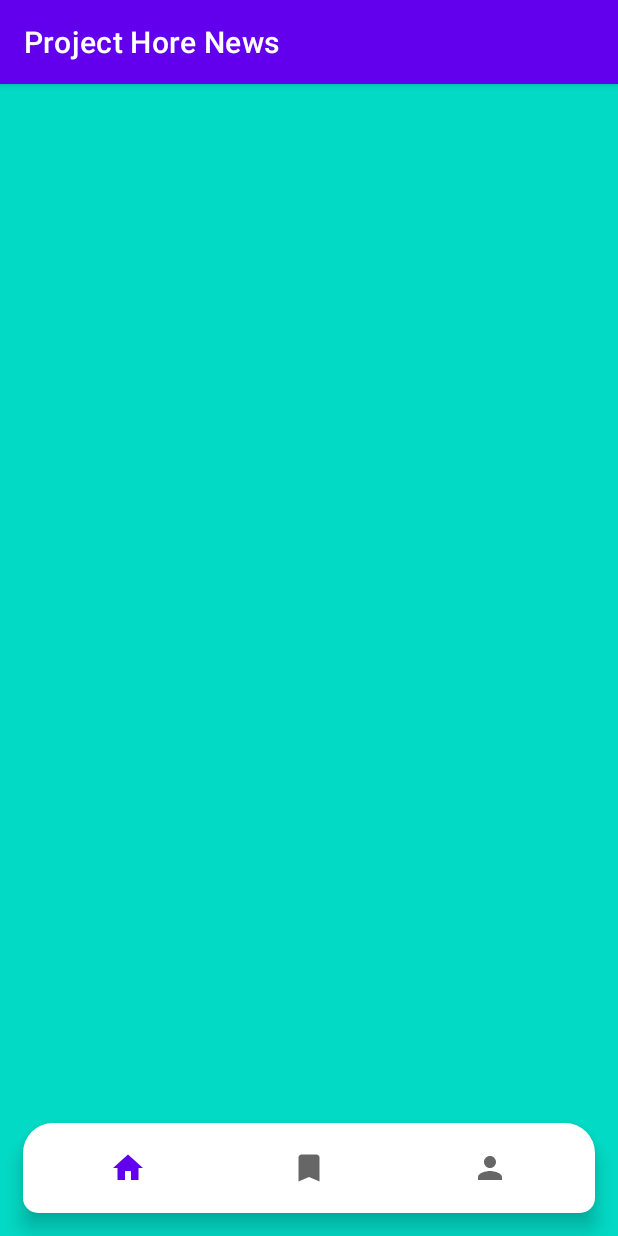
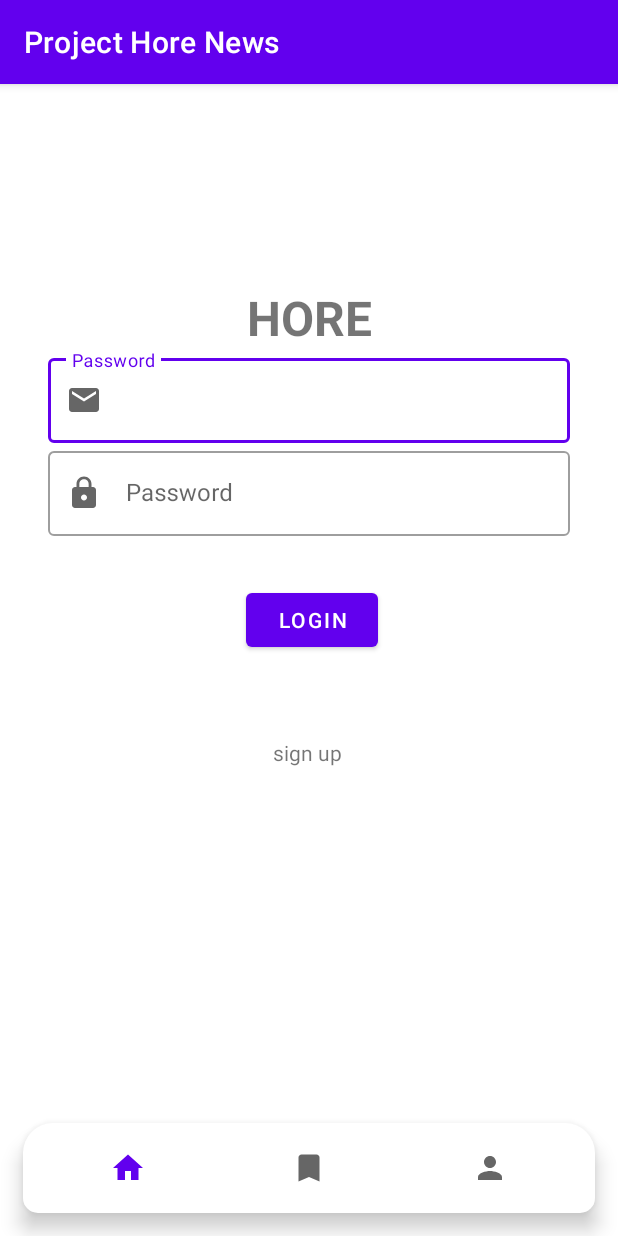
Before and after one commit to ShubhanCrypts/Project-Hore, an Android app: the screen it shows after launch (MainActivity), after a tap on "LOGIN", on a phone screen of 412 x 824 dp. Run offline under Robolectric (Android 15) with nearby library versions, the phone set to English and light mode, and no system bars; our stand-ins replace Firebase (no records; nobody signed in at launch, a user with empty details on screens opened directly), navigation-ui; network calls fail; 3 statements that could not run were skipped.

Commit message:
login register signout

```diff
--- a/app/src/main/java/com/cryptsproject/projecthorenews/ui/fragments/LoginFragment.kt
+++ b/app/src/main/java/com/cryptsproject/projecthorenews/ui/fragments/LoginFragment.kt
@@ -11,6 +11,9 @@ import androidx.navigation.fragment.findNavController
 import com.cryptsproject.projecthorenews.R
 //import com.cryptsproject.projecthorenews.databinding.FragmentLoginBinding
 import com.cryptsproject.projecthorenews.ui.MainActivity
+import com.google.firebase.auth.FirebaseAuth
+import com.google.firebase.auth.ktx.auth
+import com.google.firebase.ktx.Firebase
 import kotlinx.android.synthetic.main.fragment_login.*
 
 class LoginFragment : Fragment(R.layout.fragment_login) {
@@ -39,23 +42,32 @@ class LoginFragment : Fragment(R.layout.fragment_login) {
         super.onViewCreated(view, savedInstanceState)
 
 
-//        btnLogin.setOnClickListener {
-//            val intent = Intent(activity, MainActivity::class.java)
-//            startActivity(intent)
-//            activity?.finish()
-//        }
-
+        val user = Firebase.auth.currentUser
+        if(user != null){
+            findNavController().navigate(R.id.action_loginFragment2_to_homeFragment)
+        }
         btnLogin.setOnClickListener {
-            val action = LoginFragmentDirections.actionLoginFragment2ToHomeFragment()
-            findNavController().navigate(action)
+            loginUser()
         }
 
 
-//        tvSignup.setOnClickListener {
-//            val action = LoginFragmentDirections.actionLoginFragmentToSignupFragment()
-//            findNavController().navigate(action)
-//        }
+        tvSignup.setOnClickListener {
+            findNavController().navigate(R.id.action_loginFragment2_to_signupFragment2)
+        }
+
+
 
     }
 
+    private fun loginUser(){
+        val email : String = et_email_login.text.toString()
+        val password :String = et_password_login.text.toString()
+        FirebaseAuth.getInstance().signInWithEmailAndPassword(email,password)
+            .addOnCompleteListener {
+                if(it.isSuccessful){
+                    findNavController().navigate(R.id.action_loginFragment2_to_homeFragment)
+                }
+            }
+    }
+
 }
--- a/app/src/main/res/layout/fragment_login.xml
+++ b/app/src/main/res/layout/fragment_login.xml
@@ -34,6 +34,7 @@
         app:startIconDrawable="@drawable/ic_email">
 
         <com.google.android.material.textfield.TextInputEditText
+            android:id="@+id/et_email_login"
             android:layout_width="match_parent"
             android:layout_height="match_parent" />
 
@@ -54,6 +55,7 @@
         app:startIconDrawable="@drawable/ic_password">
 
         <com.google.android.material.textfield.TextInputEditText
+            android:id="@+id/et_password_login"
             android:layout_width="match_parent"
             android:layout_height="match_parent" />
     </com.google.android.material.textfield.TextInputLayout>
--- a/app/src/main/res/layout/fragment_signup.xml
+++ b/app/src/main/res/layout/fragment_signup.xml
@@ -34,6 +34,7 @@
         app:startIconDrawable="@drawable/ic_email">
 
         <com.google.android.material.textfield.TextInputEditText
+            android:id="@+id/et_email"
             android:layout_width="match_parent"
             android:layout_height="match_parent" />
 
@@ -54,12 +55,13 @@
         app:startIconDrawable="@drawable/ic_password">
 
         <com.google.android.material.textfield.TextInputEditText
+            android:id="@+id/et_password"
             android:layout_width="match_parent"
             android:layout_height="match_parent" />
     </com.google.android.material.textfield.TextInputLayout>
 
     <Button
-        android:id="@+id/btnLogin"
+        android:id="@+id/btnSignup"
         android:layout_width="wrap_content"
         android:layout_height="wrap_content"
         android:layout_marginTop="32dp"
--- a/app/src/main/res/navigation/activity_main_navgraph.xml
+++ b/app/src/main/res/navigation/activity_main_navgraph.xml
@@ -17,7 +17,13 @@
         android:id="@+id/profileFragment"
         android:name="com.cryptsproject.projecthorenews.ui.fragments.ProfileFragment"
         android:label="fragment_profile"
-        tools:layout="@layout/fragment_profile" />
+        tools:layout="@layout/fragment_profile" >
+        <action
+            android:id="@+id/action_profileFragment_to_loginFragment2"
+            app:destination="@id/loginFragment2"
+            app:popUpTo="@+id/profileFragment"
+            app:popUpToInclusive="true"/>
+    </fragment>
     <fragment
         android:id="@+id/savedFragment"
         android:name="com.cryptsproject.projecthorenews.ui.fragments.SavedFragment"
@@ -31,7 +37,7 @@
         <action
             android:id="@+id/action_loginFragment2_to_homeFragment"
             app:destination="@id/homeFragment"
-            app:popUpTo="@+id/activity_navgraph"
+            app:popUpTo="@+id/homeFragment"
             app:popUpToInclusive="true"/>
         <action
             android:id="@+id/action_loginFragment2_to_signupFragment2"
@@ -41,7 +47,11 @@
         android:id="@+id/signupFragment2"
         android:name="com.cryptsproject.projecthorenews.ui.fragments.SignupFragment"
         android:label="fragment_signup"
-        tools:layout="@layout/fragment_signup" />
+        tools:layout="@layout/fragment_signup" >
+        <action
+            android:id="@+id/action_signupFragment2_to_homeFragment"
+            app:destination="@id/homeFragment" />
+    </fragment>
 
 
 </navigation>
--- a/build.gradle
+++ b/build.gradle
@@ -8,6 +8,7 @@ buildscript {
     dependencies {
         classpath "com.android.tools.build:gradle:4.0.0"
         classpath "org.jetbrains.kotlin:kotlin-gradle-plugin:$kotlin_version"
+        classpath 'com.google.gms:google-services:4.3.5'
 
         def nav_version = "2.3.3"
         classpath "androidx.navigation:navigation-safe-args-gradle-plugin:$nav_version"
```
Also changed, not shown: app/build.gradle (+9 -0 lines), app/src/main/java/com/cryptsproject/projecthorenews/ui/MainActivity.kt (+8 -0 lines), app/src/main/java/com/cryptsproject/projecthorenews/ui/fragments/ProfileFragment.kt (+14 -0 lines), app/src/main/java/com/cryptsproject/projecthorenews/ui/fragments/SignupFragment.kt (+21 -0 lines), app/src/main/res/layout/fragment_profile.xml (+5 -3 lines).
